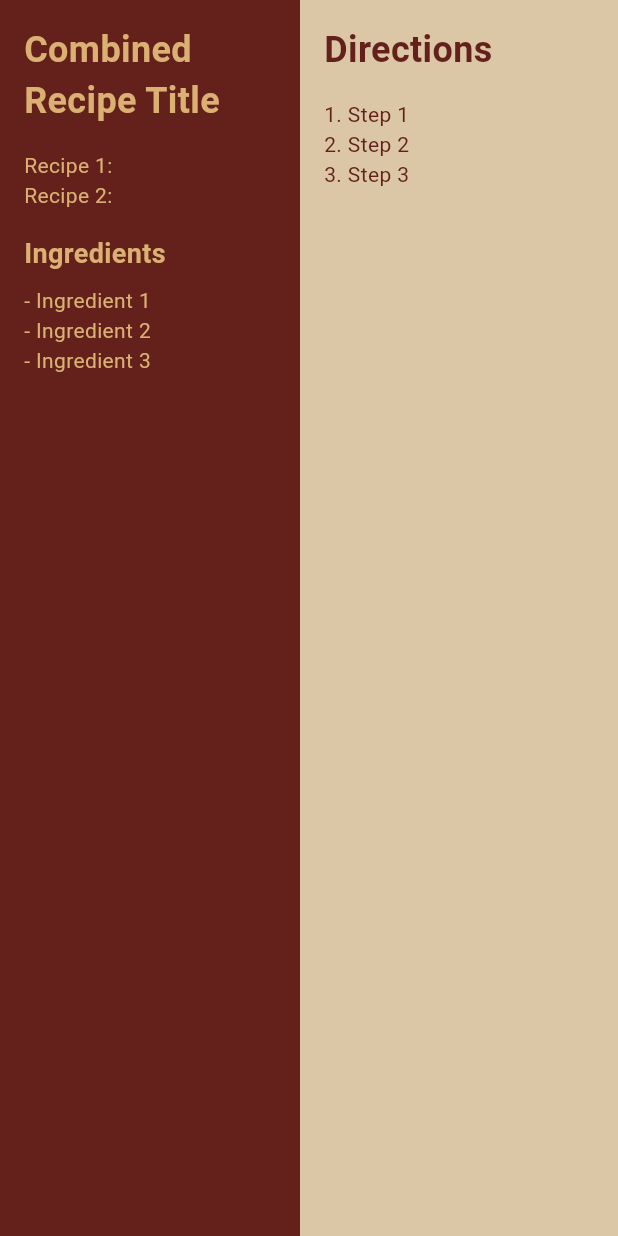
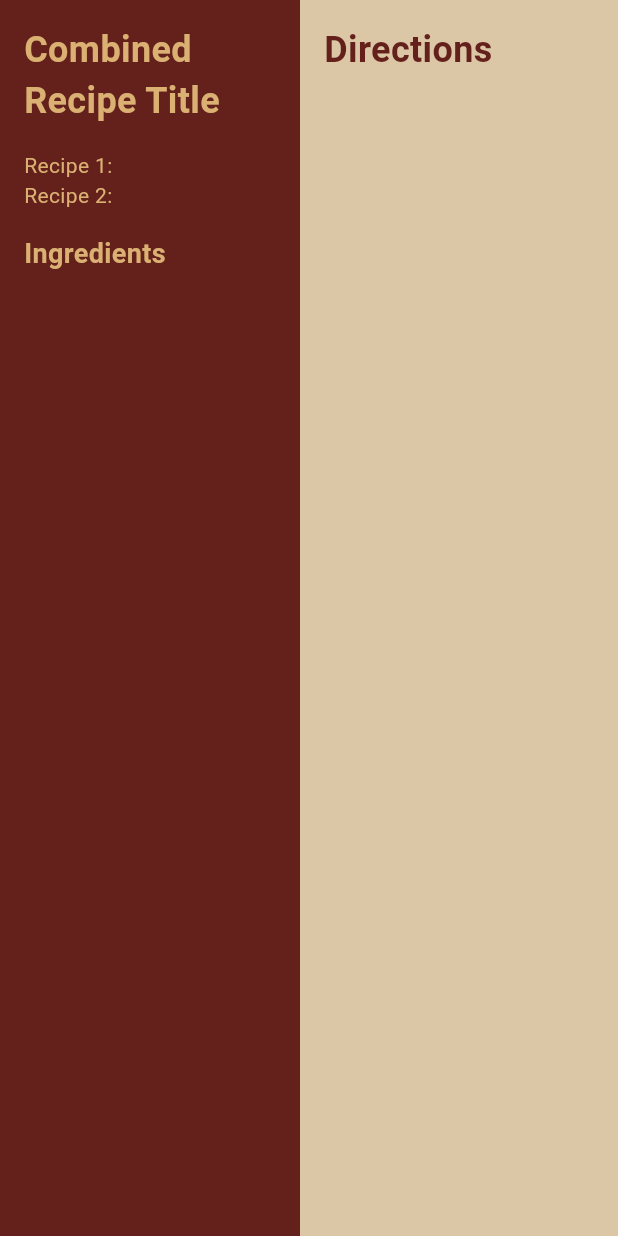
Before and after one commit to ChrisShobe/aws-hack-2024, a Flutter app: the RecipeDetailsPage screen opened directly with empty values, on a phone screen of 412 x 824 dp. Run offline on Flutter 3.47's test engine with Material 3 defaults, Android fonts, the phone set to English and light mode, and no system bars.

Commit message:
new page
Added new page transition to to where the output currently is just a concatenation of the two recipes

```diff
--- a/recipe_app/lib/main.dart
+++ b/recipe_app/lib/main.dart
@@ -1,6 +1,7 @@
 import 'package:flutter/material.dart';
 import 'spoonacular.dart';
 import 'Classes/Recipe.dart';
+import 'recipe_details_page.dart';
 
 void main() {
   runApp(const MyApp());
@@ -43,22 +44,58 @@ class _MyHomePageState extends State<MyHomePage> {
   // Retrieve text from the controllers
   final recipe1String = _recipe1Controller.text;
   final recipe2String = _recipe2Controller.text;
+
+  // Fetch the first recipe
   Recipe? recipe1 = await fetchRecipe(recipe1String);
   if (recipe1 == null) {
     print("Recipe 1 not found");
     return;
   }
+
+  // Add a delay between the two requests
   await delayBetweenRequests();
+
+  // Fetch the second recipe
   Recipe? recipe2 = await fetchRecipe(recipe2String);
   if (recipe2 == null) {
     // Handle the case where recipe2 is null
     print("Recipe 2 not found");
     return;
   }
-    Recipe recipe3;
-    recipe3 = recipe1.merge(recipe1, recipe2);
+
+  // Merge the two recipes
+  Recipe recipe3 = recipe1.merge(recipe1, recipe2);
   recipe3.printSteps();
+
+  // Navigate to the recipe details page with a custom transition
+  Navigator.push(
+    context,
+    PageRouteBuilder(
+      transitionDuration: const Duration(milliseconds: 700), // Set transition duration
+      pageBuilder: (context, animation, secondaryAnimation) {
+        return RecipeDetailsPage(
+          recipe1: recipe1String,
+          recipe2: recipe2String,
+          combinedRecipe: recipe3,
+        );
+      },
+      transitionsBuilder: (context, animation, secondaryAnimation, child) {
+        const begin = Offset(1.0, 0.0); // Slide in from the right
+        const end = Offset.zero;
+        const curve = Curves.easeInOut;
+
+        var tween = Tween(begin: begin, end: end).chain(CurveTween(curve: curve));
+        var offsetAnimation = animation.drive(tween);
+
+        return SlideTransition(
+          position: offsetAnimation,
+          child: child,
+        );
+      },
+    ),
+  );
 }
+
 
 
   @override
@@ -120,95 +157,3 @@ class _MyHomePageState extends State<MyHomePage> {
     );
   }
 }
-
-class RecipeDetailsPage extends StatelessWidget {
-  final String recipe1;
-  final String recipe2;
-
-  const RecipeDetailsPage({
-    super.key,
-    required this.recipe1,
-    required this.recipe2,
-  });
-
-  @override
-  Widget build(BuildContext context) {
-    return Scaffold(
-      body: Row(
-        children: [
-          // Left AppBar-style section
-          Container(
-            width: 200,
-            color: const Color.fromRGBO(100, 33, 27, 1), // Match the AppBar color
-            child: Padding(
-              padding: const EdgeInsets.all(16.0),
-              child: Column(
-                crossAxisAlignment: CrossAxisAlignment.start,
-                children: [
-                  const Text(
-                    "Combined Recipe Title",
-                    style: TextStyle(
-                      color: Color.fromRGBO(218, 176, 115, 1),
-                      fontSize: 24,
-                      fontWeight: FontWeight.bold,
-                    ),
-                  ),
-                  const SizedBox(height: 16),
-                  Text(
-                    "Recipe 1: $recipe1",
-                    style: const TextStyle(color: Color.fromRGBO(218, 176, 115, 1)),
-                  ),
-                  Text(
-                    "Recipe 2: $recipe2",
-                    style: const TextStyle(color: Color.fromRGBO(218, 176, 115, 1)),
-                  ),
-                  const SizedBox(height: 16),
-                  const Text(
-                    "Ingredients",
-                    style: TextStyle(
-                      color: Color.fromRGBO(218, 176, 115, 1),
-                      fontSize: 18,
-                      fontWeight: FontWeight.bold,
-                    ),
-                  ),
-                  const SizedBox(height: 8),
-                  const Text(
-                    "- Ingredient 1\n- Ingredient 2\n- Ingredient 3",
-                    style: TextStyle(color: Color.fromRGBO(218, 176, 115, 1)),
-                  ),
-                ],
-              ),
-            ),
-          ),
-          // Right main section
-          Expanded(
-            child: Container(
-              color: const Color.fromARGB(255, 219, 198, 166),
-              child: Padding(
-                padding: const EdgeInsets.all(16.0),
-                child: Column(
-                  crossAxisAlignment: CrossAxisAlignment.start,
-                  children: [
-                    const Text(
-                      "Directions",
-                      style: TextStyle(
-                        color: Color.fromRGBO(100, 33, 27, 1),
-                        fontSize: 24,
-                        fontWeight: FontWeight.bold,
-                      ),
-                    ),
-                    const SizedBox(height: 16),
-                    const Text(
-                      "1. Step 1\n2. Step 2\n3. Step 3",
-                      style: TextStyle(color: Color.fromRGBO(100, 33, 27, 1)),
-                    ),
-                  ],
-                ),
-              ),
-            ),
-          ),
-        ],
-      ),
-    );
-  }
-}
--- /dev/null
+++ b/recipe_app/lib/recipe_details_page.dart
@@ -0,0 +1,96 @@
+import 'package:flutter/material.dart';
+import 'Classes/Recipe.dart'; // Adjust the import path if needed
+
+class RecipeDetailsPage extends StatelessWidget {
+  final String recipe1;
+  final String recipe2;
+  final Recipe combinedRecipe;
+
+  const RecipeDetailsPage({
+    super.key,
+    required this.recipe1,
+    required this.recipe2,
+    required this.combinedRecipe,
+  });
+
+  @override
+  Widget build(BuildContext context) {
+    return Scaffold(
+      body: Row(
+        children: [
+          // Left AppBar-style section
+          Container(
+            width: 200,
+            color: const Color.fromRGBO(100, 33, 27, 1), // Match the AppBar color
+            child: Padding(
+              padding: const EdgeInsets.all(16.0),
+              child: Column(
+                crossAxisAlignment: CrossAxisAlignment.start,
+                children: [
+                  const Text(
+                    "Combined Recipe Title",
+                    style: TextStyle(
+                      color: Color.fromRGBO(218, 176, 115, 1),
+                      fontSize: 24,
+                      fontWeight: FontWeight.bold,
+                    ),
+                  ),
+                  const SizedBox(height: 16),
+                  Text(
+                    "Recipe 1: $recipe1",
+                    style: const TextStyle(color: Color.fromRGBO(218, 176, 115, 1)),
+                  ),
+                  Text(
+                    "Recipe 2: $recipe2",
+                    style: const TextStyle(color: Color.fromRGBO(218, 176, 115, 1)),
+                  ),
+                  const SizedBox(height: 16),
+                  const Text(
+                    "Ingredients",
+                    style: TextStyle(
+                      color: Color.fromRGBO(218, 176, 115, 1),
+                      fontSize: 18,
+                      fontWeight: FontWeight.bold,
+                    ),
+                  ),
+                  const SizedBox(height: 8),
+                  Text(
+                    combinedRecipe.getIngredients().join("\n"), // Replace with actual ingredients
+                    style: const TextStyle(color: Color.fromRGBO(218, 176, 115, 1)),
+                  ),
+                ],
+              ),
+            ),
+          ),
+          // Right main section
+          Expanded(
+            child: Container(
+              color: const Color.fromARGB(255, 219, 198, 166),
+              child: Padding(
+                padding: const EdgeInsets.all(16.0),
+                child: Column(
+                  crossAxisAlignment: CrossAxisAlignment.start,
+                  children: [
+                    const Text(
+                      "Directions",
+                      style: TextStyle(
+                        color: Color.fromRGBO(100, 33, 27, 1),
+                        fontSize: 24,
+                        fontWeight: FontWeight.bold,
+                      ),
+                    ),
+                    const SizedBox(height: 16),
+                    Text(
+                      combinedRecipe.getSteps().join("\n"), // Replace with actual steps
+                      style: const TextStyle(color: Color.fromRGBO(100, 33, 27, 1)),
+                    ),
+                  ],
+                ),
+              ),
+            ),
+          ),
+        ],
+      ),
+    );
+  }
+}
```
Lines whose indentation alone changed are shown as unchanged.
